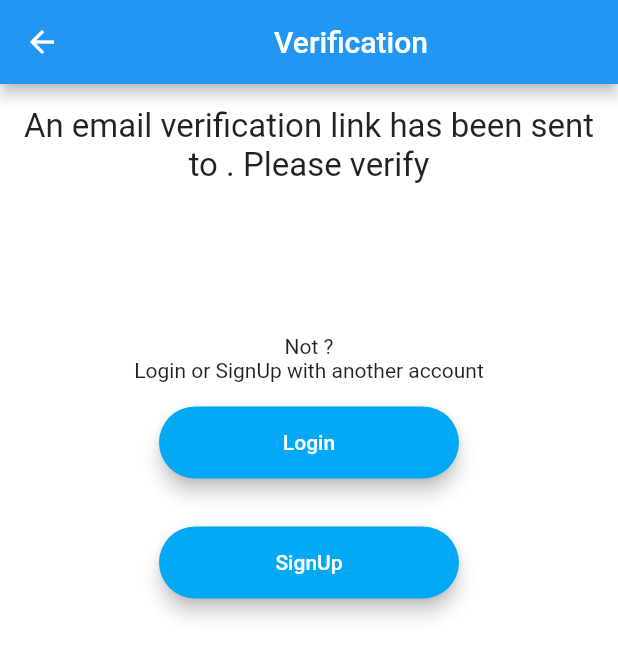
After one commit to Sikandar4747/flutterDeveloppment, a Flutter app: the VerificationScreen screen opened by its route, on a phone screen of 412 x 824 dp. The commit adds this screen. Shown: the top 657 px of the screen. Run offline on Flutter 3.47's test engine with Material 2 defaults, Android fonts, the light colour scheme and no system bars; our stand-ins replace animated_text_kit, audioplayers, cloud_firestore, firebase_auth, firebase_core, flutter_spinkit and 4 more; missing offline and left inert: cloud_firestore_web, firebase_auth_web, firebase_core_web; accounts and stored records are empty; network calls fail.

Commit message:
New Features

```diff
--- a/flash-chat-flutter/lib/main.dart
+++ b/flash-chat-flutter/lib/main.dart
@@ -1,3 +1,4 @@
+import 'package:flash_chat/screens/verify.dart';
 import 'package:flutter/material.dart';
 import 'package:flash_chat/screens/welcome_screen.dart';
 import 'package:flash_chat/screens/login_screen.dart';
@@ -23,6 +24,7 @@ class FlashChat extends StatelessWidget {
         LoginScreen.id: (context) => LoginScreen(),
         RegistrationScreen.id: (context) => RegistrationScreen(),
         ChatScreen.id: (context) => ChatScreen(),
+        VerificationScreen.id: (context) => VerificationScreen(),
       },
       initialRoute: WelcomeScreen.id,
     );
--- /dev/null
+++ b/flash-chat-flutter/lib/screens/verify.dart
@@ -0,0 +1,98 @@
+import 'dart:async';
+
+import 'package:firebase_auth/firebase_auth.dart';
+import 'package:flash_chat/component/rounded_button.dart';
+import 'package:flash_chat/screens/login_screen.dart';
+import 'package:flash_chat/screens/registration_screen.dart';
+import 'package:flutter/material.dart';
+
+class VerificationScreen extends StatefulWidget {
+  static const String id = 'verify_screen';
+  @override
+  _VerificationScreenState createState() => _VerificationScreenState();
+}
+
+class _VerificationScreenState extends State<VerificationScreen> {
+  final auth = FirebaseAuth.instance;
+  User user;
+  Timer timer;
+  @override
+  void initState() {
+    user = auth.currentUser;
+    user.sendEmailVerification();
+    timer = Timer.periodic(Duration(seconds: 2), (timer) {
+      checkEmailVerified();
+    });
+    super.initState();
+  }
+
+  @override
+  void dispose() {
+    timer.cancel();
+    super.dispose();
+  }
+
+  @override
+  Widget build(BuildContext context) {
+    return Scaffold(
+      backgroundColor: Colors.white,
+      appBar: AppBar(
+        backgroundColor: Colors.blue,
+        title: Center(
+          child: Text('Verification'),
+        ),
+      ),
+      body: Padding(
+        padding: const EdgeInsets.all(15.0),
+        child: Column(
+          children: [
+            Text(
+              'An email verification link has been sent to ${user.email}. Please verify',
+              textAlign: TextAlign.center,
+              style: TextStyle(
+                fontWeight: FontWeight.w400,
+                fontSize: 22,
+              ),
+            ),
+            SizedBox(
+              height: 100,
+            ),
+            Column(
+              mainAxisAlignment: MainAxisAlignment.center,
+              children: [
+                Text(
+                  'Not ${user.email}?',
+                ),
+                Text('Login or SignUp with another account'),
+                RoundedButton(
+                  'Login',
+                  Colors.lightBlue,
+                  () {
+                    Navigator.pushNamed(context, LoginScreen.id);
+                  },
+                ),
+                RoundedButton(
+                  'SignUp',
+                  Colors.lightBlue,
+                  () {
+                    Navigator.pushNamed(context, RegistrationScreen.id);
+                  },
+                ),
+              ],
+            )
+          ],
+        ),
+      ),
+    );
+  }
+
+  Future<void> checkEmailVerified() async {
+    user = auth.currentUser;
+    await user.reload();
+    if (user.emailVerified) {
+      timer.cancel();
+      auth.signOut();
+      Navigator.pushReplacementNamed(context, LoginScreen.id);
+    }
+  }
+}
```
Also changed, not shown: flash-chat-flutter/lib/screens/login_screen.dart (+16 -0 lines), flash-chat-flutter/lib/screens/registration_screen.dart (+20 -3 lines), flash-chat-flutter/pubspec.lock, 3 other files.
